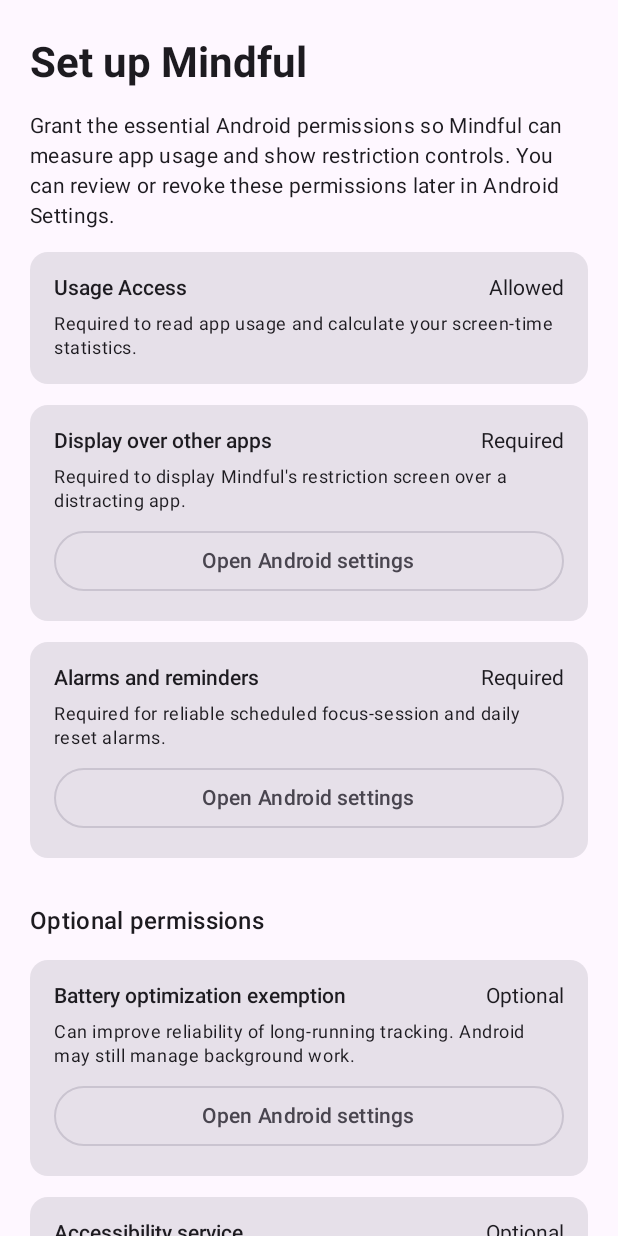
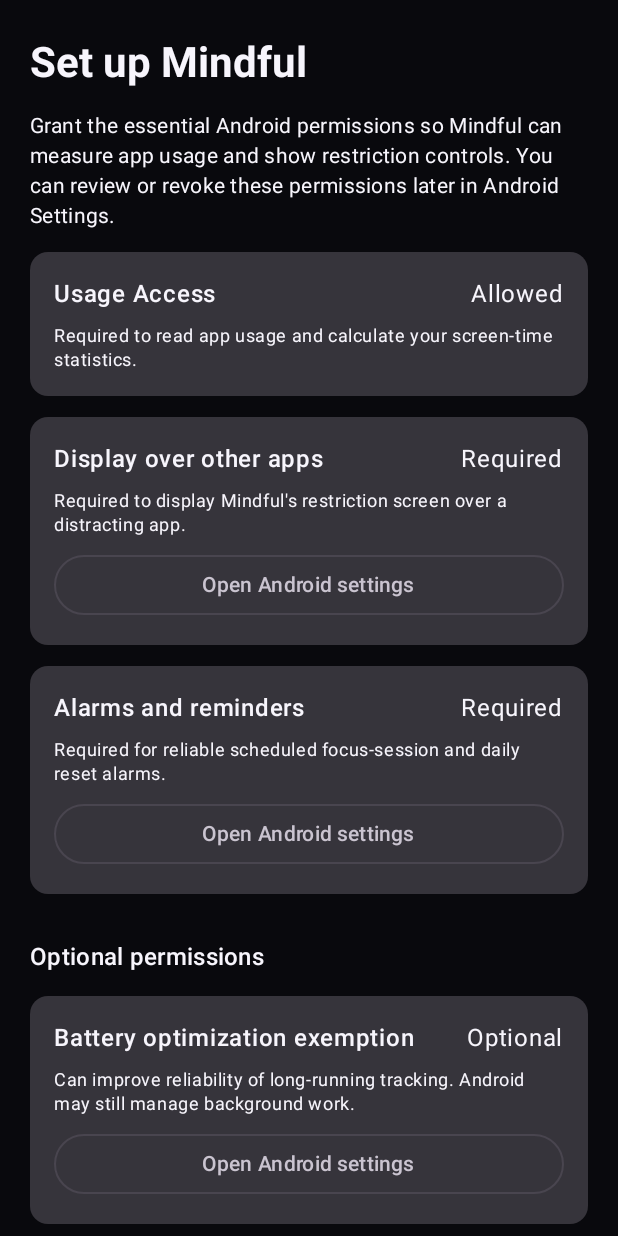
Before and after one commit to manvithm771-sketch/Dopamine-Diet-, an Android app built with Jetpack Compose: the screen it shows after launch (MainActivity), on a phone screen of 412 x 824 dp. Run offline under Robolectric (Android 15) with nearby library versions, the phone set to English and light mode, and no system bars; our stand-ins replace Room's generated code; 1 statement that could not run was skipped.

Commit message:
Use unified dark violet theme during onboarding and startup

```diff
--- a/Mindful/android/app/src/main/java/com/mindful/android/nativeapp/MainActivity.kt
+++ b/Mindful/android/app/src/main/java/com/mindful/android/nativeapp/MainActivity.kt
@@ -17,6 +17,9 @@ import androidx.compose.ui.Alignment
 import androidx.compose.foundation.layout.Box
 import androidx.compose.ui.Modifier
 import androidx.compose.foundation.layout.fillMaxSize
+import androidx.compose.material3.MaterialTheme
+import androidx.compose.material3.darkColorScheme
+import androidx.compose.ui.graphics.Color
 import androidx.compose.material3.AlertDialog
 import androidx.compose.material3.CircularProgressIndicator
 import androidx.compose.material3.Text
@@ -67,6 +70,16 @@ open class MainActivity : ComponentActivity() {
         refreshNativePermissionStatus()
         loadNativeStartupState()
         setContent {
+            MaterialTheme(
+                colorScheme = darkColorScheme(
+                    primary = Color(0xFFB69AFF),
+                    secondary = Color(0xFFD3C2FF),
+                    background = Color(0xFF09090D),
+                    surface = Color(0xFF17171F),
+                    onBackground = Color(0xFFF7F5FC),
+                    onSurface = Color(0xFFF7F5FC)
+                )
+            ) {
             if (!onboardingStateLoaded) {
                 Box(modifier = Modifier.fillMaxSize(), contentAlignment = Alignment.Center) {
                     CircularProgressIndicator()
@@ -102,6 +115,7 @@ open class MainActivity : ComponentActivity() {
                 )
             } else {
                 MainContent()
+            }
             }
         }
     }
```
